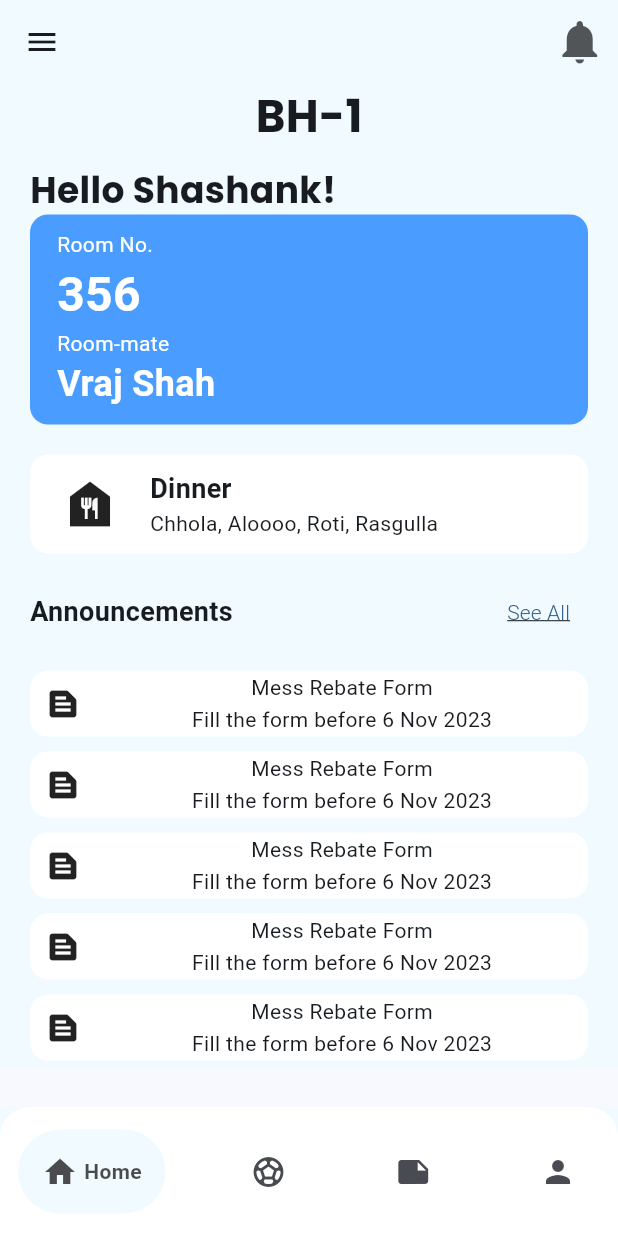
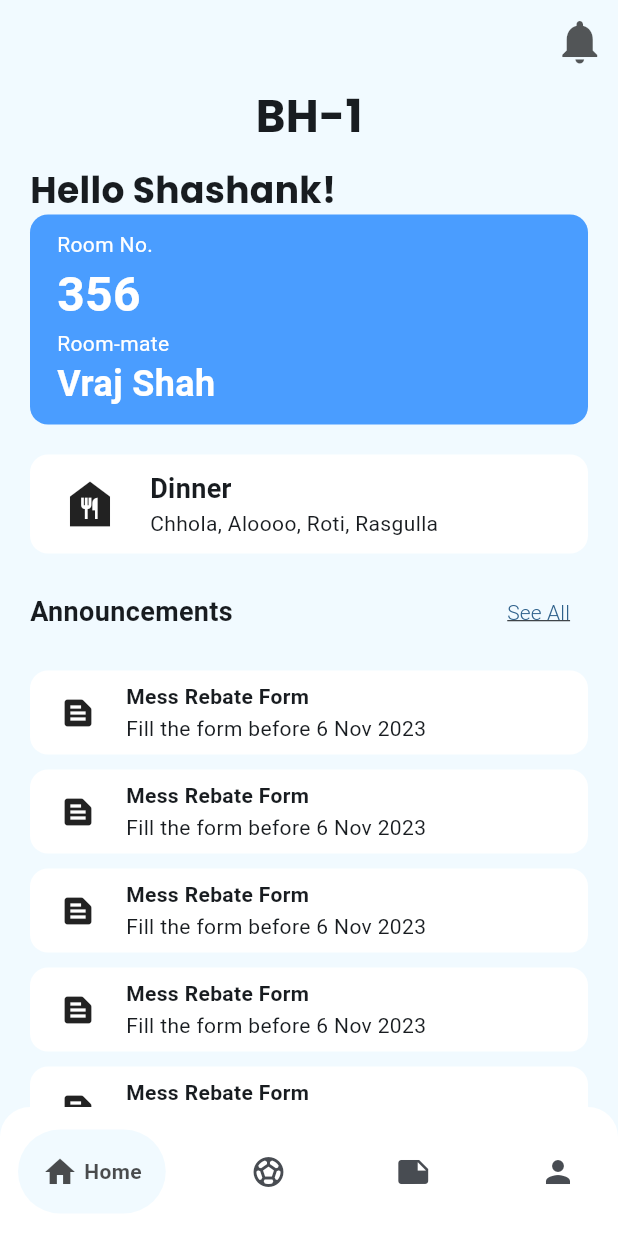
Before and after one commit to parthrevanwar/DormLink, a Flutter app: the MyHomePage screen opened directly, on a phone screen of 412 x 824 dp. Run offline on Flutter 3.47's test engine with Material 3 defaults, Android fonts, the phone set to English and light mode, and no system bars; drawn by our look-alikes of google_nav_bar; our stand-ins replace flutter_svg, google_fonts; missing offline and left inert: mailer.

Commit message:
Bugs removed

```diff
--- a/dorm_link/lib/main.dart
+++ b/dorm_link/lib/main.dart
@@ -38,7 +38,7 @@ class MyHomePage extends StatefulWidget {
 class _MyHomePageState extends State<MyHomePage> {
   int selectedIndex = 0;
   static const List<Widget> _widgetOptions = <Widget>[
-    Home(),
+    HomeScreen(),
     now_playing(),
     Complaints(),
     ProfilePage(),
--- a/dorm_link/lib/src/features/complaints/complaints_list.dart
+++ b/dorm_link/lib/src/features/complaints/complaints_list.dart
@@ -1,20 +1,20 @@
 import 'package:flutter/material.dart';
 import 'complaint_card.dart';
 
-const List<Widget> resolved = [
-  ComplaintCard(
+final List<Widget> resolved = [
+  const ComplaintCard(
     heading: "Tubelight not working",
     description: "Tubelight is fused.",
   ),
-  ComplaintCard(
+  const ComplaintCard(
       heading: "Tubelight not working",
       description: "Tubelight is fused."),
 ];
 
-const List<Widget> unresolved = [
-  ComplaintCard(
+final List<Widget> unresolved = [
+  const ComplaintCard(
     heading: "Tubelight not working",
     description: "Tubelight is fused.",
   ),
-  ComplaintCard(heading: "Fan not working", description: "No regulator"),
+  const ComplaintCard(heading: "Fan not working", description: "No regulator"),
 ];
--- a/dorm_link/lib/src/features/homepage/announcement_card.dart
+++ b/dorm_link/lib/src/features/homepage/announcement_card.dart
@@ -19,19 +19,20 @@ class AnnouncementCard extends StatelessWidget {
         crossAxisAlignment: CrossAxisAlignment.center,
         children: [
           const Padding(
-            padding: EdgeInsets.all(10.0),
+            padding: EdgeInsets.symmetric(horizontal: 20.0,vertical: 16),
             child: Icon(Icons.text_snippet),
           ),
           Expanded(
             child: Column(
-              mainAxisAlignment: MainAxisAlignment.start,
+              crossAxisAlignment: CrossAxisAlignment.start,
+              mainAxisAlignment: MainAxisAlignment.center,
               children: [
-                Container(
-                    child: Text(
-                      title,
-                      textAlign: TextAlign.left,
-                    )),
-                SizedBox(height: 1),
+                Text(
+                  title,
+                  style: const TextStyle(fontWeight: FontWeight.bold),
+                  textAlign: TextAlign.left,
+                ),
+                const SizedBox(height: 1),
                 Text(description),
               ],
             ),
--- a/dorm_link/lib/src/features/homepage/announcements_box.dart
+++ b/dorm_link/lib/src/features/homepage/announcements_box.dart
@@ -1,8 +1,8 @@
 import 'package:dorm_link/src/features/homepage/announcement_card.dart';
 import 'package:flutter/material.dart';
 
-class announcements extends StatelessWidget {
-  const announcements({super.key});
+class AnnouncementsBox extends StatelessWidget {
+  const AnnouncementsBox({super.key});
 
   @override
   Widget build(BuildContext context) {
@@ -16,7 +16,7 @@ class announcements extends StatelessWidget {
               "Announcements",
               style: TextStyle(fontSize: 18, fontWeight: FontWeight.w600),
             ),
-            Spacer(),
+            const Spacer(),
             TextButton(
                 onPressed: () {},
                 child: const Text(
--- a/dorm_link/lib/src/features/homepage/home_screen.dart
+++ b/dorm_link/lib/src/features/homepage/home_screen.dart
@@ -10,13 +10,13 @@ Size screenSize = WidgetsBinding.instance.window.physicalSize;
 double w = screenSize.width;
 double h = screenSize.height;
 
-class Home extends StatelessWidget {
-  const Home({super.key});
+class HomeScreen extends StatelessWidget {
+  const HomeScreen({super.key});
   @override
   Widget build(BuildContext context) {
-    final name = "Shashank";
+    const name = "Shashank";
     return Scaffold(
-      drawer: Sidebar(),
+      //drawer: Sidebar(),
       appBar: AppBar(
         titleSpacing: 0,
         backgroundColor: const Color.fromARGB(255, 241, 250, 255),
@@ -66,7 +66,7 @@ class Home extends StatelessWidget {
                 SizedBox(
                   height: 15,
                 ),
-                announcements(),
+                AnnouncementsBox(),
               ],
             ),
           ),
--- a/dorm_link/pubspec.yaml
+++ b/dorm_link/pubspec.yaml
@@ -39,6 +39,7 @@ dependencies:
   mailer: ^6.0.1
   flutter_svg: ^2.0.5
   http: ^1.1.0
+  flutter_launcher_icons: ^0.13.1
 
 dev_dependencies:
   flutter_test:
```
Also changed, not shown: dorm_link/pubspec.lock.
